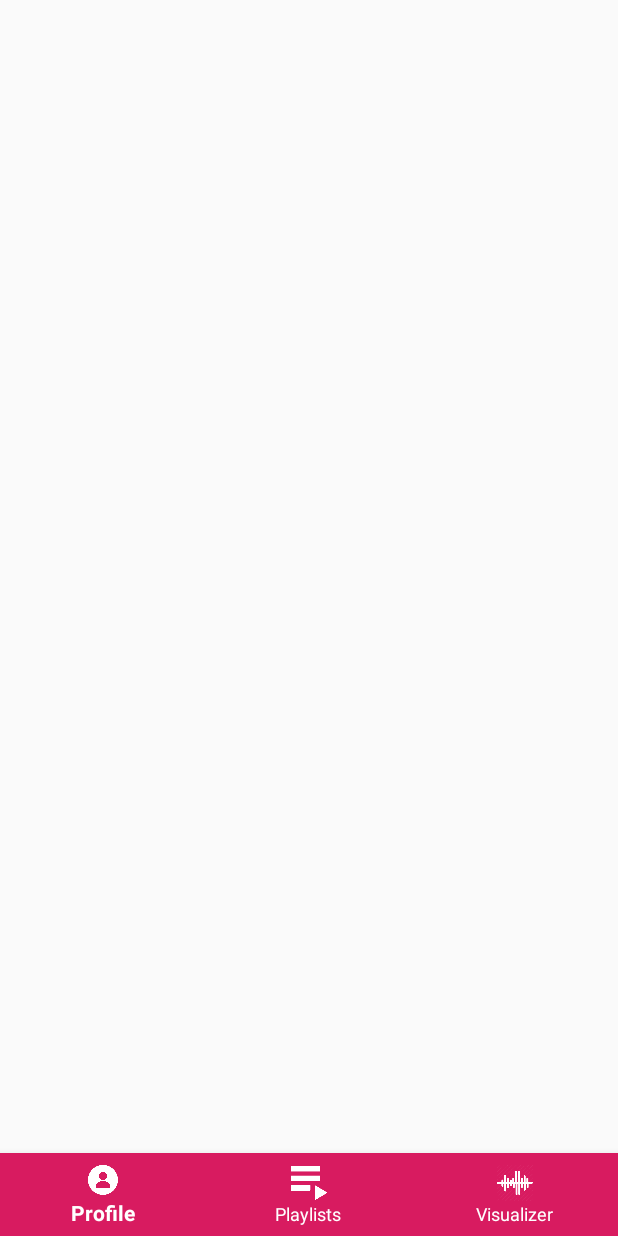
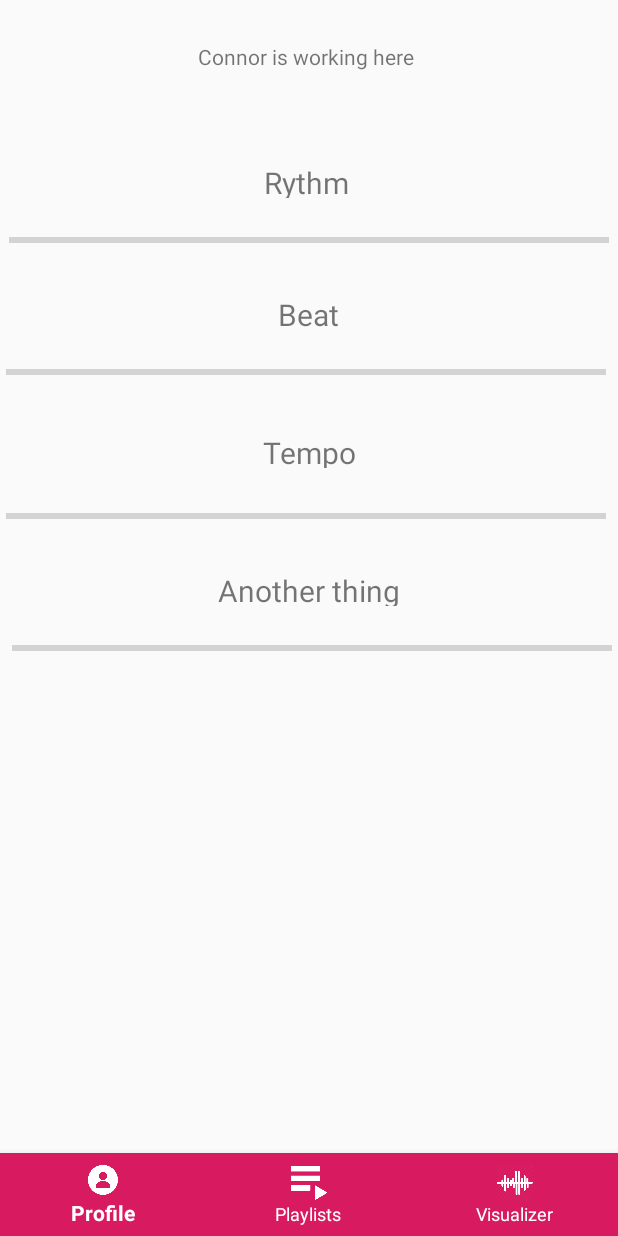
Before and after one commit to buzzeh/Statify, an Android app: the VisualizerFragment screen opened through its navigation route, on a phone screen of 412 x 824 dp. Run offline under Robolectric (Android 15) with nearby library versions, the phone set to English and light mode, and no system bars; libraries missing offline, so code that uses them is left out: com.spotify.sdk.

Commit message:
Building out the UI for the visualizer

```diff
--- a/app/src/main/res/layout/fragment_visualizer.xml
+++ b/app/src/main/res/layout/fragment_visualizer.xml
@@ -18,13 +18,81 @@
             app:menu="@menu/menu"
             app:layout_constraintBottom_toBottomOf="parent" app:layout_constraintStart_toStartOf="parent"
             app:layout_constraintEnd_toEndOf="parent"/>
-    <ImageView
-            android:layout_width="167dp"
-            android:layout_height="164dp" tools:src="@tools:sample/avatars[6]"
-            android:id="@+id/visualizer" app:layout_constraintTop_toTopOf="parent"
-            android:layout_marginTop="136dp" app:layout_constraintStart_toStartOf="parent"
-            android:layout_marginStart="105dp" app:layout_constraintEnd_toEndOf="parent"
-            android:layout_marginEnd="139dp" android:layout_marginBottom="371dp"
-            app:layout_constraintBottom_toTopOf="@+id/bottom_navigation"/>
+    <TextView
+            android:text="Connor is working here"
+            android:layout_width="wrap_content"
+            android:layout_height="wrap_content"
+            android:id="@+id/textView3" app:layout_constraintTop_toTopOf="parent"
+            android:layout_marginTop="28dp" app:layout_constraintStart_toStartOf="parent"
+            android:layout_marginStart="132dp"/>
+    <ProgressBar
+            style="?android:attr/progressBarStyleHorizontal"
+            android:layout_width="400dp"
+            android:layout_height="40dp"
+            android:id="@+id/progressBar"
+            app:layout_constraintEnd_toEndOf="parent"
+            app:layout_constraintStart_toStartOf="parent" app:layout_constraintTop_toTopOf="parent"
+            android:layout_marginTop="140dp" android:layout_marginStart="6dp"
+            app:layout_constraintHorizontal_bias="0.0"/>
+    <ProgressBar
+            style="?android:attr/progressBarStyleHorizontal"
+            android:layout_width="400dp"
+            android:layout_height="40dp"
+            android:id="@+id/progressBar2"
+            app:layout_constraintStart_toStartOf="parent"
+            android:layout_marginStart="4dp" android:layout_marginTop="48dp"
+            app:layout_constraintTop_toBottomOf="@+id/progressBar"/>
+    <ProgressBar
+            style="?android:attr/progressBarStyleHorizontal"
+            android:layout_width="400dp"
+            android:layout_height="40dp"
+            android:id="@+id/progressBar3"
+            app:layout_constraintStart_toStartOf="parent"
+            android:layout_marginStart="4dp" android:layout_marginTop="144dp"
+            app:layout_constraintTop_toBottomOf="@+id/progressBar"/>
+    <ProgressBar
+            style="?android:attr/progressBarStyleHorizontal"
+            android:layout_width="400dp"
+            android:layout_height="40dp"
+            android:id="@+id/progressBar4"
+            app:layout_constraintStart_toStartOf="parent"
+            android:layout_marginStart="8dp" android:layout_marginTop="232dp"
+            app:layout_constraintTop_toBottomOf="@+id/progressBar"/>
+    <TextView
+            android:text="Rythm"
+            android:layout_width="wrap_content"
+            android:layout_height="24dp"
+            android:textSize="20dp"
+            app:layout_constraintStart_toStartOf="parent" app:layout_constraintEnd_toEndOf="parent"
+            android:id="@+id/textView4" app:layout_constraintHorizontal_bias="0.0"
+            android:layout_marginStart="176dp" android:layout_marginBottom="48dp"
+            app:layout_constraintBottom_toBottomOf="@+id/progressBar"/>
+    <TextView
+            android:text="Beat"
+            android:layout_width="wrap_content"
+            android:layout_height="24dp"
+            android:textSize="20dp"
+            android:id="@+id/textView5"
+            android:layout_marginBottom="48dp"
+            app:layout_constraintBottom_toBottomOf="@+id/progressBar2" app:layout_constraintEnd_toEndOf="parent"
+            app:layout_constraintStart_toStartOf="parent" android:layout_marginStart="185dp"
+            app:layout_constraintHorizontal_bias="0.0"/>
+    <TextView
+            android:text="Tempo"
+            android:layout_width="wrap_content"
+            android:layout_height="24dp"
+            android:textSize="20dp"
+            app:layout_constraintStart_toStartOf="parent" app:layout_constraintEnd_toEndOf="parent"
+            android:id="@+id/textView6" android:layout_marginBottom="52dp"
+            app:layout_constraintBottom_toBottomOf="@+id/progressBar3"/>
+    <TextView
+            android:text="Another thing"
+            android:layout_width="wrap_content"
+            android:layout_height="24dp"
+            android:textSize="20dp"
+            app:layout_constraintStart_toStartOf="parent" app:layout_constraintEnd_toEndOf="parent"
+            android:id="@+id/textView7" android:layout_marginBottom="48dp"
+            app:layout_constraintBottom_toBottomOf="@+id/progressBar4"/>
+
 
 </androidx.constraintlayout.widget.ConstraintLayout>
```
